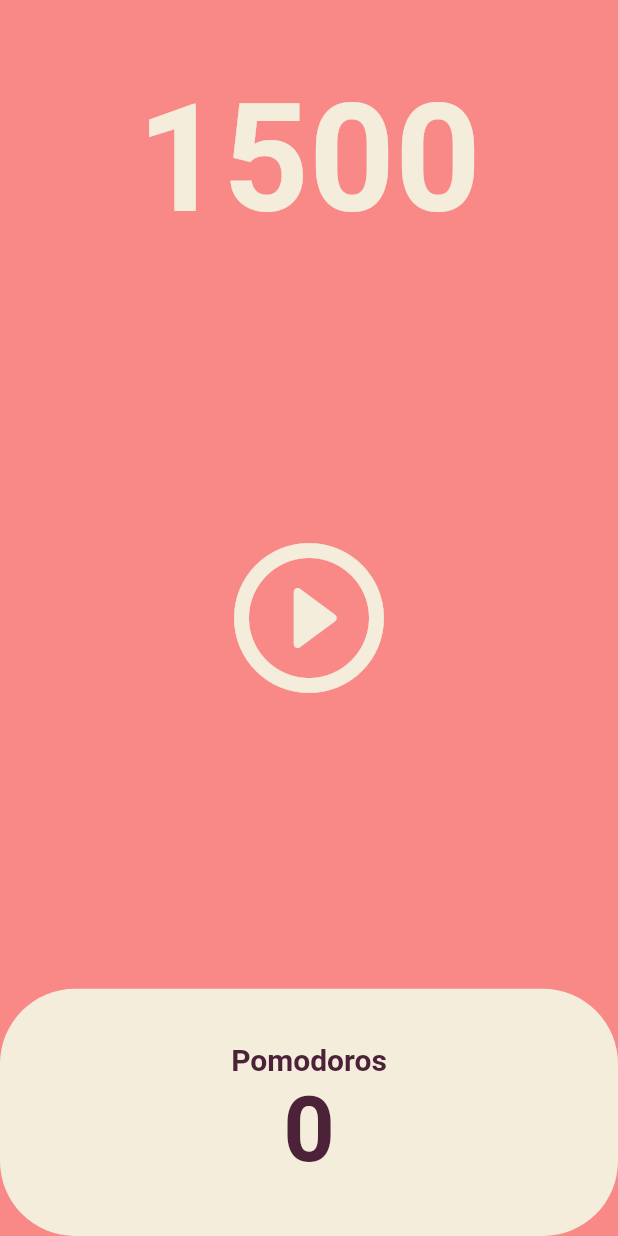
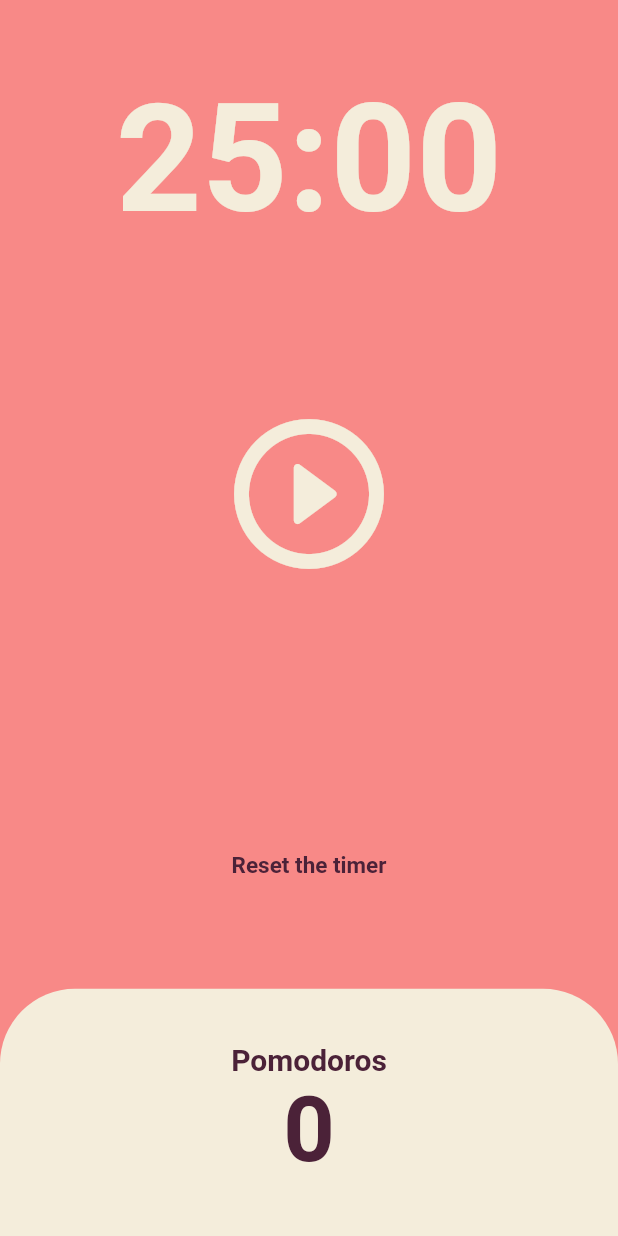
Before and after one commit to sashapivovarova/pomodoro, a Flutter app: the screen it shows after launch, on a phone screen of 412 x 824 dp. Run offline on Flutter 3.47's test engine with Material 2 defaults, Android fonts, the phone set to English and light mode, and no system bars.

```diff
--- a/lib/screens/home_screen.dart
+++ b/lib/screens/home_screen.dart
@@ -9,14 +9,26 @@ class HomeScreen extends StatefulWidget {
 }
 
 class _HomeScreenState extends State<HomeScreen> {
-  int totalSeconds = 1500;
+  static const twentyFiveMinuates = 1500;
+  int totalSeconds = twentyFiveMinuates;
   bool isRunning = false;
+  bool isPushed = false;
+  int totalPomodoros = 0;
   late Timer timer;
 
   void onTick(Timer timer) {
-    setState(() {
-      totalSeconds = totalSeconds - 1;
-    });
+    if (totalSeconds == 0) {
+      setState(() {
+        totalPomodoros = totalPomodoros + 1;
+        isRunning = false;
+        totalSeconds = twentyFiveMinuates;
+      });
+      timer.cancel();
+    } else {
+      setState(() {
+        totalSeconds = totalSeconds - 1;
+      });
+    }
   }
 
   void onStartPressed() {
@@ -33,6 +45,20 @@ class _HomeScreenState extends State<HomeScreen> {
     });
   }
 
+  String format(int seconds) {
+    var duration = Duration(seconds: seconds);
+    return duration.toString().split('.').first.substring(2, 7);
+  }
+
+  void reset() {
+    timer.cancel();
+    setState(() {
+      isRunning = false;
+      totalPomodoros = 0;
+      totalSeconds = twentyFiveMinuates;
+    });
+  }
+
   @override
   Widget build(BuildContext context) {
     return Scaffold(
@@ -44,7 +70,7 @@ class _HomeScreenState extends State<HomeScreen> {
             child: Container(
               alignment: Alignment.bottomCenter,
               child: Text(
-                '$totalSeconds',
+                format(totalSeconds),
                 style: TextStyle(
                   color: Theme.of(context).cardColor,
                   fontSize: 100,
@@ -54,7 +80,7 @@ class _HomeScreenState extends State<HomeScreen> {
             ),
           ),
           Flexible(
-            flex: 3,
+            flex: 2,
             child: Center(
               child: IconButton(
                 iconSize: 120,
@@ -70,14 +96,30 @@ class _HomeScreenState extends State<HomeScreen> {
           ),
           Flexible(
             flex: 1,
+            child: Center(
+              child: TextButton(
+                onPressed: reset,
+                child: Text(
+                  'Reset the timer',
+                  style: TextStyle(
+                    color: Theme.of(context).textTheme.displayLarge!.color,
+                    fontWeight: FontWeight.w700,
+                    fontSize: 15,
+                  ),
+                ),
+              ),
+            ),
+          ),
+          Flexible(
+            flex: 1,
             child: Row(
               children: [
                 Expanded(
                   child: Container(
                     decoration: BoxDecoration(
                       color: Theme.of(context).cardColor,
-                      borderRadius: BorderRadius.circular(
-                        50,
+                      borderRadius: const BorderRadius.vertical(
+                        top: Radius.circular(50),
                       ),
                     ),
                     child: Column(
@@ -93,7 +135,7 @@ class _HomeScreenState extends State<HomeScreen> {
                           ),
                         ),
                         Text(
-                          '0',
+                          '$totalPomodoros',
                           style: TextStyle(
                             color:
                                 Theme.of(context).textTheme.displayLarge!.color,
```
